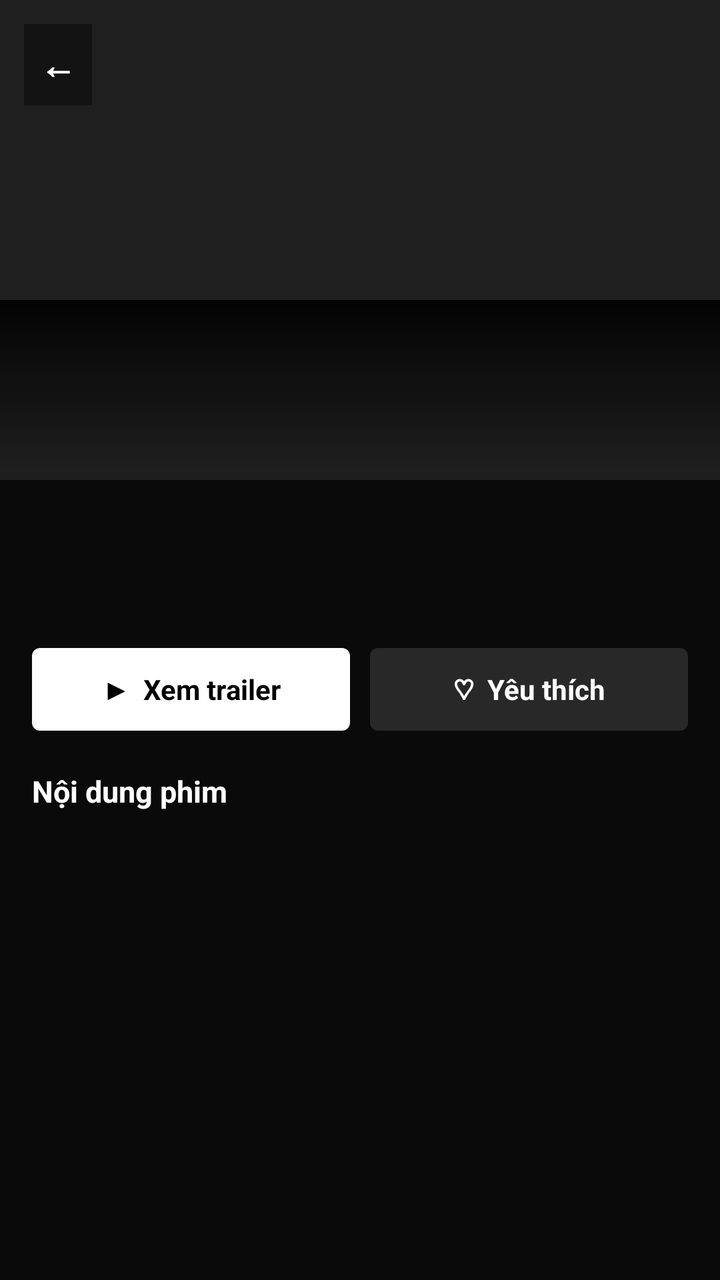
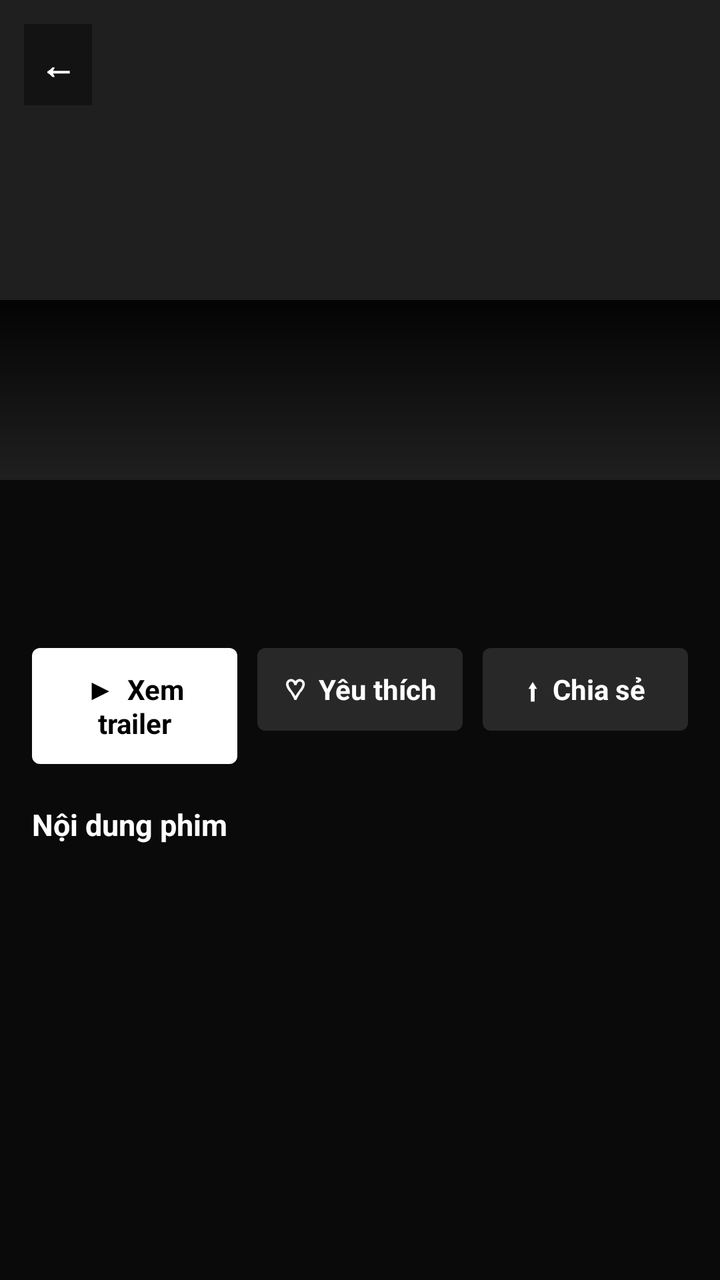

Screens rendered from an Android XML layout before and after an edit, with the pre-edit source and the edit as a unified diff.
<!-- AndroidManifest.xml: application theme Theme.Uneti -->
<!-- res/layout/activity_detail.xml -->
<?xml version="1.0" encoding="utf-8"?>
<FrameLayout xmlns:android="http://schemas.android.com/apk/res/android"
    android:layout_width="match_parent"
    android:layout_height="match_parent"
    android:background="@color/bgRoot">

    <androidx.core.widget.NestedScrollView
        android:layout_width="match_parent"
        android:layout_height="match_parent">

        <LinearLayout
            android:layout_width="match_parent"
            android:layout_height="wrap_content"
            android:orientation="vertical"
            android:paddingBottom="28dp">

            <FrameLayout
                android:layout_width="match_parent"
                android:layout_height="240dp">

                <ImageView
                    android:id="@+id/imgBackdrop"
                    android:layout_width="match_parent"
                    android:layout_height="match_parent"
                    android:background="@color/bgCard"
                    android:scaleType="centerCrop" />

                <View
                    android:layout_width="match_parent"
                    android:layout_height="90dp"
                    android:layout_gravity="bottom"
                    android:background="@drawable/gradient_hero_scrim" />

                <TextView
                    android:id="@+id/btnBack"
                    android:layout_width="wrap_content"
                    android:layout_height="wrap_content"
                    android:layout_margin="12dp"
                    android:background="#66000000"
                    android:padding="8dp"
                    android:text="←"
                    android:textColor="@color/textPrimary"
                    android:textSize="18sp"
                    android:textStyle="bold" />
            </FrameLayout>

            <LinearLayout
                android:layout_width="match_parent"
                android:layout_height="wrap_content"
                android:orientation="vertical"
                android:padding="16dp">

                <TextView
                    android:id="@+id/tvTitle"
                    android:layout_width="match_parent"
                    android:layout_height="wrap_content"
                    android:textColor="@color/textPrimary"
                    android:textSize="21sp"
                    android:textStyle="bold" />

                <TextView
                    android:id="@+id/tvMeta"
                    android:layout_width="match_parent"
                    android:layout_height="wrap_content"
                    android:layout_marginTop="6dp"
                    android:textColor="@color/textMuted"
                    android:textSize="13sp" />

                <LinearLayout
                    android:layout_width="match_parent"
                    android:layout_height="wrap_content"
                    android:layout_marginTop="16dp"
                    android:orientation="horizontal">

                    <TextView
                        android:id="@+id/btnPlayTrailer"
                        android:layout_width="0dp"
                        android:layout_height="wrap_content"
                        android:layout_weight="1"
                        android:background="@drawable/bg_btn_play"
                        android:gravity="center"
                        android:padding="11dp"
                        android:text="▶  Xem trailer"
                        android:textColor="#000000"
                        android:textStyle="bold" />

                    <TextView
                        android:id="@+id/btnFavorite"
                        android:layout_width="0dp"
                        android:layout_height="wrap_content"
                        android:layout_marginStart="10dp"
                        android:layout_weight="1"
                        android:background="@drawable/bg_btn_info"
                        android:gravity="center"
                        android:padding="11dp"
                        android:text="♡  Yêu thích"
                        android:textColor="@color/textPrimary"
                        android:textStyle="bold" />
                </LinearLayout>

                <TextView
                    android:layout_width="match_parent"
                    android:layout_height="wrap_content"
                    android:layout_marginTop="20dp"
                    android:text="Nội dung phim"
                    android:textColor="@color/textPrimary"
                    android:textSize="15sp"
                    android:textStyle="bold" />

                <TextView
                    android:id="@+id/tvOverview"
                    android:layout_width="match_parent"
                    android:layout_height="wrap_content"
                    android:layout_marginTop="8dp"
                    android:lineSpacingExtra="3dp"
                    android:textColor="@color/textMuted"
                    android:textSize="13.5sp" />

            </LinearLayout>
        </LinearLayout>
    </androidx.core.widget.NestedScrollView>

    <ProgressBar
        android:id="@+id/progressBar"
        android:layout_width="wrap_content"
        android:layout_height="wrap_content"
        android:layout_gravity="center" />

</FrameLayout>
<!-- resources referenced by this layout -->
<resources>
  <color name="bgCard">#1F1F1F</color>
  <color name="bgRoot">#0A0A0A</color>
  <color name="textMuted">#B3B3B3</color>
  <color name="textPrimary">#FFFFFF</color>
  <!-- drawable bg_btn_info (drawable) -->
  <?xml version="1.0" encoding="utf-8"?>
  <shape xmlns:android="http://schemas.android.com/apk/res/android">
      <solid android:color="#4D6D6D6E" />
      <corners android:radius="4dp" />
  </shape>
  <!-- drawable bg_btn_play (drawable) -->
  <?xml version="1.0" encoding="utf-8"?>
  <shape xmlns:android="http://schemas.android.com/apk/res/android">
      <solid android:color="#FFFFFF" />
      <corners android:radius="4dp" />
  </shape>
  <!-- drawable gradient_hero_scrim (drawable) -->
  <?xml version="1.0" encoding="utf-8"?>
  <shape xmlns:android="http://schemas.android.com/apk/res/android">
      <gradient
          android:angle="90"
          android:endColor="#E6000000"
          android:startColor="#00000000"
          android:type="linear" />
  </shape>
  <style name="Theme.Uneti" parent="Theme.MaterialComponents.DayNight.NoActionBar">
          <item name="colorPrimary">@color/colorPrimary</item>
          <item name="colorPrimaryDark">@color/colorPrimaryDark</item>
          <item name="colorAccent">@color/colorAccent</item>
          <item name="android:windowBackground">@color/bgRoot</item>
          <item name="android:statusBarColor">@color/colorPrimaryDark</item>
      </style>
  <color name="colorPrimary">#141414</color>
  <color name="colorPrimaryDark">#000000</color>
  <color name="colorAccent">#E50914</color>
</resources>

<!-- the commit's change to res/layout/activity_detail.xml (unified diff, before → after) -->
@@ -96,6 +96,19 @@
                         android:text="♡  Yêu thích"
                         android:textColor="@color/textPrimary"
                         android:textStyle="bold" />
+
+                    <TextView
+                        android:id="@+id/btnShare"
+                        android:layout_width="0dp"
+                        android:layout_height="wrap_content"
+                        android:layout_marginStart="10dp"
+                        android:layout_weight="1"
+                        android:background="@drawable/bg_btn_info"
+                        android:gravity="center"
+                        android:padding="11dp"
+                        android:text="⬆  Chia sẻ"
+                        android:textColor="@color/textPrimary"
+                        android:textStyle="bold" />
                 </LinearLayout>
 
                 <TextView
